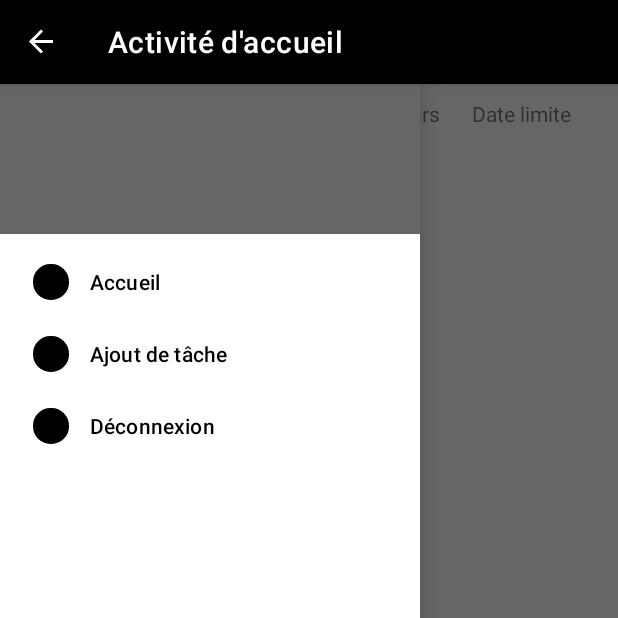
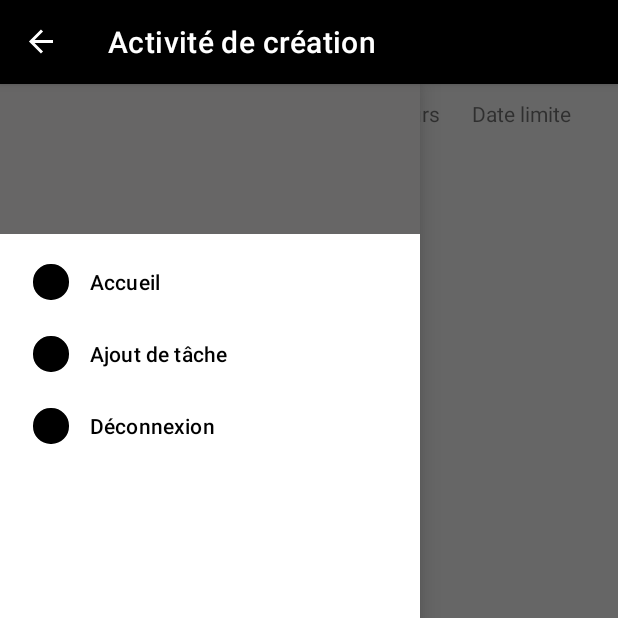
Before and after one commit to Ethan-Estrada/H21-4204N6-KickMyB-Estrada, an Android app: the Accueil screen opened directly, with no data from a screen before it, in the side drawer, after a tap on "Déconnexion", on a phone screen of 412 x 824 dp, the top half of it. Run offline under Robolectric (Android 15) with nearby library versions, the phone set to English and light mode, and no system bars.

Commit message:
FCT : Ajout de la multilingue
Permet de traduire tous les textes de l'interface graphique existante en français et anglais:

```diff
--- a/TP/app/src/main/java/org/estrada/tp1/Accueil.java
+++ b/TP/app/src/main/java/org/estrada/tp1/Accueil.java
@@ -46,7 +46,7 @@ public class Accueil extends BaseActivity{
         View view = binding.getRoot();
         setContentView(view);
         setTitle(R.string.activité_ac);
-        currentActivity= "Accueil";
+        currentActivity= String.valueOf(R.string.Accueil);
 
         this.initRecycler();
         loadingDialog.startLoadingDialog();
--- a/TP/app/src/main/java/org/estrada/tp1/BaseActivity.java
+++ b/TP/app/src/main/java/org/estrada/tp1/BaseActivity.java
@@ -42,13 +42,13 @@ public class BaseActivity extends AppCompatActivity {
                 final Intent[] in = new Intent[1];
                 switch (item.getItemId()){
                     case (R.id.menuAccueil):
-                        if (!currentActivity.equals("Accueil")){
+                        if (!currentActivity.equals(R.string.Accueil)){
                             in[0] = new Intent(BaseActivity.this, Accueil.class);
                             startActivity(in[0]);
                             break;
                         }
                     case (R.id.menuAjoutDeTache):
-                        if (!currentActivity.equals("Creation")) {
+                        if (!currentActivity.equals(R.string.Creation)) {
                             in[0] = new Intent(BaseActivity.this, Creation.class);
                             startActivity(in[0]);
                             break;
--- a/TP/app/src/main/java/org/estrada/tp1/Consultation.java
+++ b/TP/app/src/main/java/org/estrada/tp1/Consultation.java
@@ -168,7 +168,7 @@ public class Consultation extends BaseActivity {
                                             Toast.makeText(getApplicationContext(),R.string.er_dataIntegrity, Toast.LENGTH_SHORT).show();
                                         }
                                         else if (statusErreur.contains("403") ) {
-                                            Toast.makeText(getApplicationContext(),"l'utilisateur n'est plus authentifié ou a été déconnecté", Toast.LENGTH_SHORT).show();
+                                            Toast.makeText(getApplicationContext(),R.string.er_403, Toast.LENGTH_SHORT).show();
                                         }
                                         else{
                                             Toast.makeText(getApplicationContext(),corpsErreur, Toast.LENGTH_SHORT).show();
@@ -187,7 +187,7 @@ public class Consultation extends BaseActivity {
                             String corpsErreur = t.getMessage();
                             if (corpsErreur!=null) {
                                 if (corpsErreur.contains("Unable to resolve host")) {
-                                    Toast.makeText(getApplicationContext(), "Pas de connection internet", Toast.LENGTH_LONG).show();
+                                    Toast.makeText(getApplicationContext(), R.string.er_pasInternet, Toast.LENGTH_LONG).show();
                                 }
                             }
                             binding.btnMettreAJour.setEnabled(true);
--- a/TP/app/src/main/java/org/estrada/tp1/Creation.java
+++ b/TP/app/src/main/java/org/estrada/tp1/Creation.java
@@ -43,8 +43,8 @@ public class Creation extends BaseActivity{
         binding = ActivityCreationBinding.inflate(getLayoutInflater());
         View view = binding.getRoot();
         setContentView(view);
-        setTitle("Activité de création");
-        currentActivity="Creation";
+        setTitle(R.string.activité_crea);
+        currentActivity= String.valueOf(R.string.Creation);
 
         EditText nomTask = binding.editTache;
         calendarView = (CalendarView) findViewById(R.id.calenderview);
@@ -96,16 +96,16 @@ public class Creation extends BaseActivity{
                                 String corpsErreur = response.errorBody().string();
                                 if (corpsErreur!=null) {
                                     if (corpsErreur.contains("Existing")) {
-                                        Toast.makeText(getApplicationContext(),"Le nom de la tache existe déjà", Toast.LENGTH_SHORT).show();
+                                        Toast.makeText(getApplicationContext(),R.string.er_tacheNom, Toast.LENGTH_SHORT).show();
                                     }
                                     else if (corpsErreur.contains("InternalAuthenticationServiceException")) {
-                                        Toast.makeText(getApplicationContext(),"Impossible de communiquer avec le serveur", Toast.LENGTH_SHORT).show();
+                                        Toast.makeText(getApplicationContext(),R.string.er_internalAuthentification, Toast.LENGTH_SHORT).show();
                                     }
                                     else if (statusErreur.contains("403") ) {
-                                        Toast.makeText(getApplicationContext(),"l'utilisateur n'est plus authentifié ou a été déconnecté", Toast.LENGTH_SHORT).show();
+                                        Toast.makeText(getApplicationContext(),R.string.er_403, Toast.LENGTH_SHORT).show();
                                     }
                                     else if (corpsErreur.contains("DataIntegrityViolationException")) {
-                                        Toast.makeText(getApplicationContext(),"Les données fournies sont incompatibles avec le serveur", Toast.LENGTH_SHORT).show();
+                                        Toast.makeText(getApplicationContext(),R.string.er_dataIntegrity, Toast.LENGTH_SHORT).show();
                                     }
                                     else{
                                         Toast.makeText(getApplicationContext(),corpsErreur, Toast.LENGTH_SHORT).show();
@@ -124,7 +124,7 @@ public class Creation extends BaseActivity{
                         String corpsErreur = t.getMessage();
                         if (corpsErreur!=null) {
                             if (corpsErreur.contains("Unable to resolve host")) {
-                                Toast.makeText(getApplicationContext(), "Pas de connection internet", Toast.LENGTH_LONG).show();
+                                Toast.makeText(getApplicationContext(), R.string.er_pasInternet, Toast.LENGTH_LONG).show();
                             }
                         }
                         binding.btnCreer.setEnabled(true);
--- a/TP/app/src/main/res/layout/custom_dialog.xml
+++ b/TP/app/src/main/res/layout/custom_dialog.xml
@@ -22,7 +22,7 @@
         android:layout_width="wrap_content"
         android:layout_height="wrap_content"
         android:layout_marginTop="16dp"
-        android:text="Loading ..."
+        android:text="@string/loadingfr"
         app:layout_constraintEnd_toEndOf="parent"
         app:layout_constraintTop_toBottomOf="@id/progressBar"
         app:layout_constraintStart_toStartOf="parent" />
--- a/TP/app/src/main/res/values/strings.xml
+++ b/TP/app/src/main/res/values/strings.xml
@@ -20,13 +20,15 @@
     <string name="Inscription">Inscription</string>
     <string name="InscriptionReussie">Inscription réussie !</string>
     <string name="Accueil">Accueil</string>
+    <string name="Creation">Creation</string>
     <string name="ajoutTache">Ajout de tâche</string>
     <string name="Deconnexion">Déconnexion</string>
     <string name="id">ID : </string>
     <string name="id2">ID</string>
-    <string name="loadingfr">Chargement ...</string>
+    <string name="loadingfr">Chargement …</string>
     <string name="mot_de_passe">Mot de passe</string>
-    <string name="activité_ac">Activité d\'accueil</string>
+    <string name="activité_ac">Activité de création</string>
+    <string name="activité_crea">Activité d\'accueil</string>
     <string name="activité_consult">Activité de consultation</string>
     <string name="activité_co">Activité de connexion</string>
     <string name="activité_ins">Activité d\'inscription</string>
@@ -40,4 +42,5 @@
     <string name="er_internalAuthentification">Impossible de communiquer avec le serveur</string>
     <string name="er_dataIntegrity">Les données fournies sont incompatibles avec le serveur</string>
     <string name="er_pasInternet">Pas de connection internet</string>
+    <string name="er_tacheNom">Le nom de la tache existe déjà</string>
 </resources>
```
Also changed, not shown: 2 other files.
